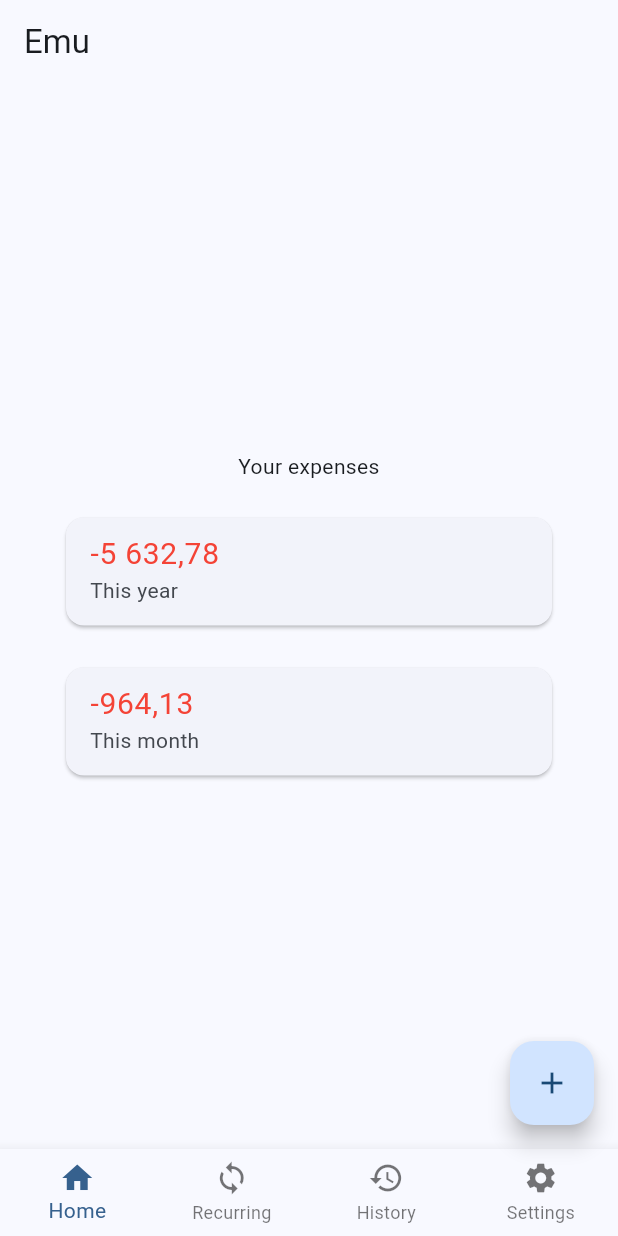
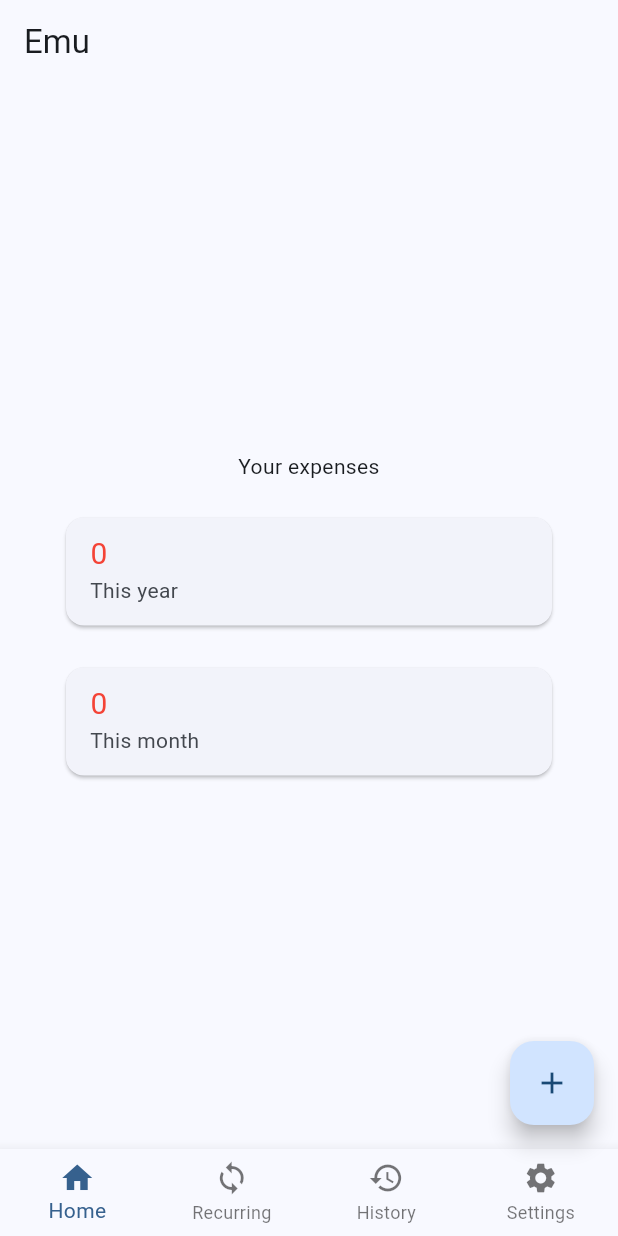
Before and after one commit to emhofer/Emu, a Flutter app: the screen it shows after launch, on a phone screen of 412 x 824 dp. Run offline on Flutter 3.47's test engine with Material 2 defaults, Android fonts, the phone set to English and light mode, and no system bars; our stand-ins replace firebase_core, sqflite; accounts and stored records are empty.

Commit message:
overview page tiles calculation

```diff
--- a/lib/screens/history_page.dart
+++ b/lib/screens/history_page.dart
@@ -1,5 +1,6 @@
 import 'package:emu/services/sqlite_service.dart';
 import 'package:flutter/material.dart';
+import 'package:intl/intl.dart';
 
 class HistoryPage extends StatefulWidget {
   const HistoryPage({super.key});
@@ -10,6 +11,8 @@ class HistoryPage extends StatefulWidget {
 
 class _HistoryPageState extends State<HistoryPage> {
   late Future<List<Expense>> _expenses;
+
+  NumberFormat _numberFormat = NumberFormat.decimalPattern("de_AT");
 
   @override
   void initState() {
@@ -32,7 +35,7 @@ class _HistoryPageState extends State<HistoryPage> {
                   children: [
                     ListTile(
                       leading: Text(
-                        '-${expense.amount.toString()}',
+                        '-${_numberFormat.format(expense.amount)}',
                         style: const TextStyle(
                             fontSize: 20, // Change the font size to 20
                             color: Colors.red),
--- a/lib/screens/overview_page.dart
+++ b/lib/screens/overview_page.dart
@@ -1,12 +1,57 @@
 import 'package:flutter/material.dart';
+import 'package:emu/services/sqlite_service.dart';
+import 'package:intl/intl.dart';
 
-class OverviewPage extends StatelessWidget {
+class OverviewPage extends StatefulWidget {
   const OverviewPage({
     super.key,
   });
 
   @override
+  State<OverviewPage> createState() => _OverviewPageState();
+}
+
+class _OverviewPageState extends State<OverviewPage> {
+  late Future<List<Expense>> _expenses;
+  int sumThisYear = 0;
+  int sumThisMonth = 0;
+
+  NumberFormat _numberFormat = NumberFormat.decimalPattern("de_AT");
+
+  @override
+  void initState() {
+    super.initState();
+    _expenses = SqliteService().getItems();
+  }
+
+  @override
+  void didChangeDependencies() {
+    super.didChangeDependencies();
+    calculateSums();
+  }
+
+  void calculateSums() async {
+    final expenses = await _expenses;
+    final now = DateTime.now();
+    for (final expense in expenses) {
+      if (DateTime.parse(expense.date).year == now.year) {
+        sumThisYear += expense.amount;
+      }
+      if (DateTime.parse(expense.date).year == now.year &&
+          DateTime.parse(expense.date).month == now.month) {
+        sumThisMonth += expense.amount;
+      }
+    }
+  }
+
+  @override
   Widget build(BuildContext context) {
+    return FutureBuilder<List<Expense>>(
+        future: _expenses,
+        builder: (BuildContext context, AsyncSnapshot<List<Expense>> snapshot) {
+          if (snapshot.connectionState == ConnectionState.waiting) {
+            return Center(child: CircularProgressIndicator());
+          } else if (snapshot.hasData) {
             return Center(
                 child: ListView(
               shrinkWrap: true,
@@ -23,10 +68,10 @@ class OverviewPage extends StatelessWidget {
                     },
                     child: ListTile(
                       title: Text(
-                "-5 632,78",
+                        _numberFormat.format(sumThisYear),
                         style: TextStyle(
-                  fontSize: 20, // Change the font size to 20
-                  color: Colors.red, // Change the font color to red
+                          fontSize: 20,
+                          color: Colors.red,
                         ),
                       ),
                       subtitle: Text(
@@ -43,7 +88,7 @@ class OverviewPage extends StatelessWidget {
                     },
                     child: ListTile(
                       title: Text(
-                "-964,13",
+                        _numberFormat.format(sumThisMonth),
                         style: TextStyle(
                           fontSize: 20, // Change the font size to 20
                           color: Colors.red, // Change the font color to red
@@ -55,5 +100,9 @@ class OverviewPage extends StatelessWidget {
                 ),
               ],
             ));
+          } else {
+            return Center(child: Text('No expenses found.'));
+          }
+        });
   }
 }
```
Lines whose indentation alone changed are shown as unchanged.
